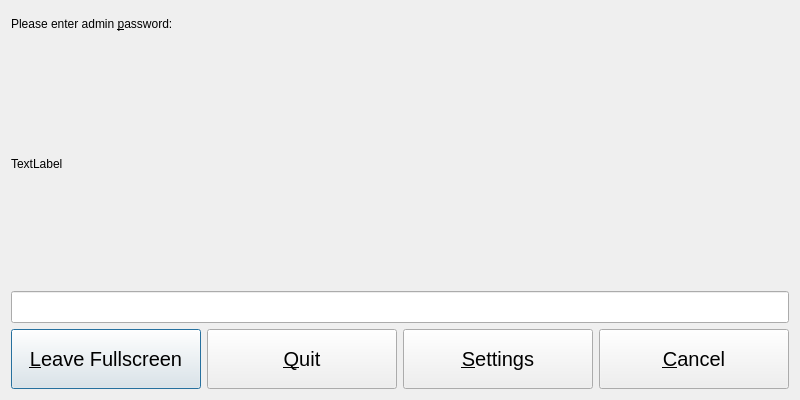
This is adminDialog.ui in thomaslundgaard/Pimp as Qt 5 draws it before an edit. The edited form follows.
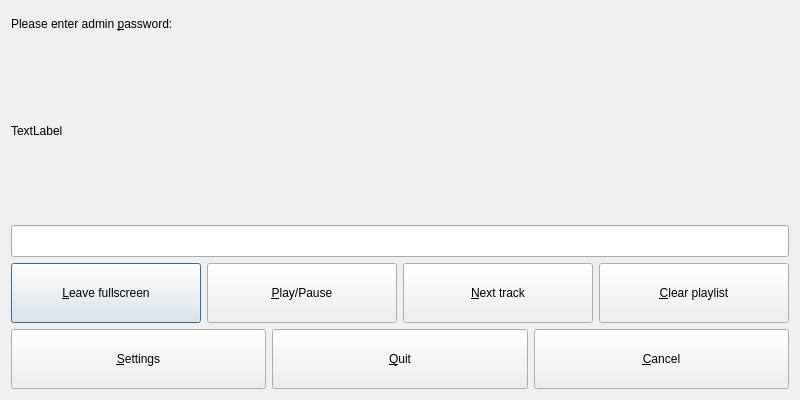
This is the edited form.

Commit message: add play/pause, clear playlist & next track button to adminDialog

```diff
--- a/adminDialog.ui
+++ b/adminDialog.ui
@@ -71,6 +71,8 @@
     </widget>
    </item>
    <item>
+    <layout class="QVBoxLayout" name="verticalLayout_2">
+     <item>
     <layout class="QHBoxLayout" name="horizontalLayout">
      <item>
       <widget class="QPushButton" name="leaveFullscreenBtn">
@@ -80,34 +82,54 @@
          <height>60</height>
         </size>
        </property>
-       <property name="font">
-        <font>
-         <pointsize>15</pointsize>
-        </font>
-       </property>
+         <property name="text">
+          <string>&amp;Leave fullscreen</string>
+         </property>
+        </widget>
+       </item>
+       <item>
+        <widget class="QPushButton" name="playPauseBtn">
+         <property name="minimumSize">
+          <size>
+           <width>100</width>
+           <height>60</height>
+          </size>
+         </property>
        <property name="text">
-        <string>&amp;Leave Fullscreen</string>
+          <string>&amp;Play/Pause</string>
        </property>
       </widget>
      </item>
      <item>
-      <widget class="QPushButton" name="quitBtn">
+        <widget class="QPushButton" name="nextBtn">
        <property name="minimumSize">
         <size>
          <width>100</width>
          <height>60</height>
         </size>
        </property>
-       <property name="font">
-        <font>
-         <pointsize>15</pointsize>
-        </font>
-       </property>
+         <property name="text">
+          <string>&amp;Next track</string>
+         </property>
+        </widget>
+       </item>
+       <item>
+        <widget class="QPushButton" name="clearBtn">
+         <property name="minimumSize">
+          <size>
+           <width>100</width>
+           <height>60</height>
+          </size>
+         </property>
        <property name="text">
-        <string>&amp;Quit</string>
+          <string>&amp;Clear playlist</string>
        </property>
       </widget>
      </item>
+      </layout>
+     </item>
+     <item>
+      <layout class="QHBoxLayout" name="horizontalLayout_2">
      <item>
       <widget class="QPushButton" name="pushButton">
        <property name="minimumSize">
@@ -116,16 +138,24 @@
          <height>60</height>
         </size>
        </property>
-       <property name="font">
-        <font>
-         <pointsize>15</pointsize>
-        </font>
-       </property>
        <property name="text">
         <string>&amp;Settings</string>
        </property>
       </widget>
      </item>
+       <item>
+        <widget class="QPushButton" name="quitBtn">
+         <property name="minimumSize">
+          <size>
+           <width>100</width>
+           <height>60</height>
+          </size>
+         </property>
+         <property name="text">
+          <string>&amp;Quit</string>
+         </property>
+        </widget>
+       </item>
      <item>
       <widget class="QPushButton" name="cancelBtn">
        <property name="minimumSize">
@@ -134,11 +164,6 @@
          <height>60</height>
         </size>
        </property>
-       <property name="font">
-        <font>
-         <pointsize>15</pointsize>
-        </font>
-       </property>
        <property name="text">
         <string>&amp;Cancel</string>
        </property>
@@ -147,6 +172,8 @@
     </layout>
    </item>
   </layout>
+   </item>
+  </layout>
  </widget>
  <resources>
   <include location="res.qrc"/>
```
Left out of the diff: 83 changed lines with no effect on the pictures. Lines whose indentation alone changed are shown as unchanged. The commit also changes 8 other files.
